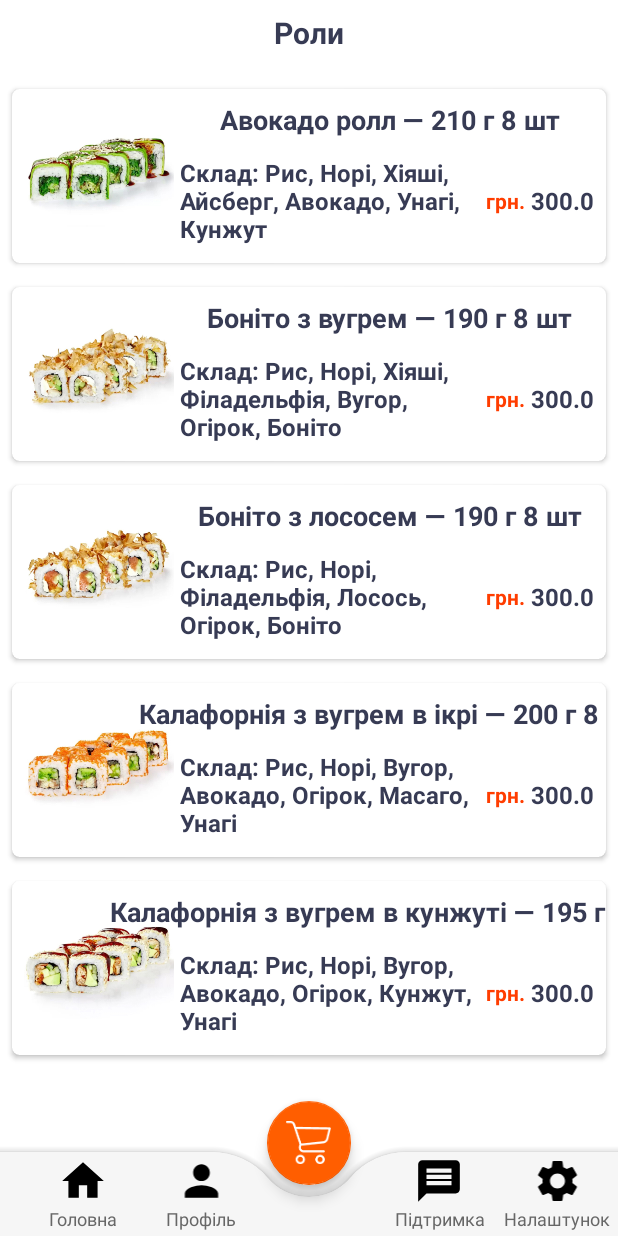
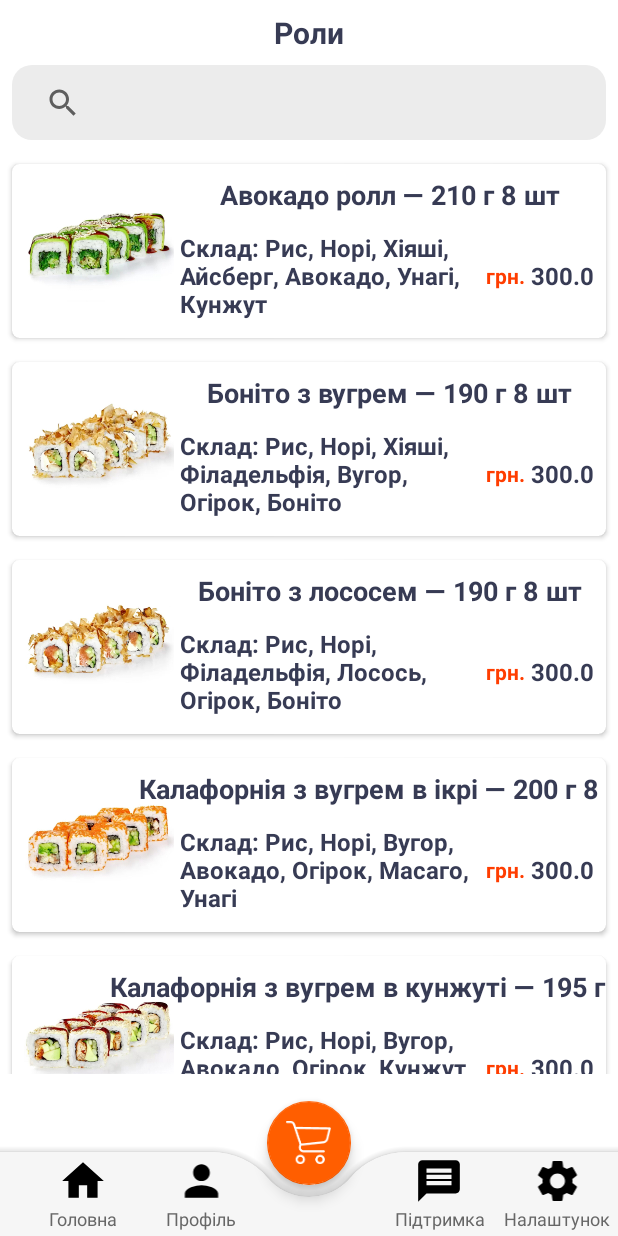
Before and after one commit to NesterovOI/PizzaFood, an Android app: the RolesActivity screen opened directly, with no data from a screen before it, on a phone screen of 412 x 824 dp. Run offline under Robolectric (Android 15) with nearby library versions, the phone set to English and light mode, and no system bars.

Commit message:
Add find RolesActivity

```diff
--- a/app/src/main/java/com/nesterov/pizza/activity/RolesActivity.kt
+++ b/app/src/main/java/com/nesterov/pizza/activity/RolesActivity.kt
@@ -15,6 +15,7 @@
 
     lateinit var binding: ActivityRolesBinding
     lateinit var itemList: ArrayList<Food>
+    lateinit var findItemList: ArrayList<Food>
     lateinit var itemAdapter: AdapterCategoriesList
 
     val arrayListFood = ArrayListFood()
@@ -37,10 +38,13 @@
         )
 
         itemList = ArrayList()
+        findItemList = ArrayList()
         arrayListFood.rolesListFood(itemList)
 
-        itemAdapter = AdapterCategoriesList(itemList)
+        itemAdapter = AdapterCategoriesList(findItemList)
         recyclerViewRoles.adapter = itemAdapter
+
+        managementFood.initFind(findItemList, idFindEdit, recyclerViewRoles, itemList)
 
         itemAdapter.itemClick = {
             val i = Intent(this@RolesActivity, RolesActivity::class.java)
--- a/app/src/main/res/layout/activity_roles.xml
+++ b/app/src/main/res/layout/activity_roles.xml
@@ -18,10 +18,29 @@
         android:textColor="@color/title"
         android:textSize="20sp"
         android:textStyle="bold"
-        app:layout_constraintBottom_toTopOf="@+id/recyclerViewRoles"
+        app:layout_constraintBottom_toTopOf="@+id/idFindEdit"
         app:layout_constraintEnd_toEndOf="parent"
         app:layout_constraintStart_toStartOf="parent"
         app:layout_constraintTop_toTopOf="parent" />
+
+    <SearchView
+        android:id="@+id/idFindEdit"
+        android:layout_width="0dp"
+        android:layout_height="50dp"
+        android:layout_marginStart="8dp"
+        android:layout_marginTop="8dp"
+        android:layout_marginEnd="8dp"
+        android:background="@drawable/find_background"
+        android:drawableStart="@drawable/search"
+        android:drawablePadding="10dp"
+        android:ems="10"
+        android:hint="@string/find_food"
+        android:inputType="textPersonName"
+        android:paddingStart="10dp"
+        android:textStyle="italic"
+        app:layout_constraintEnd_toEndOf="parent"
+        app:layout_constraintStart_toStartOf="parent"
+        app:layout_constraintTop_toBottomOf="@+id/textView10" />
 
     <androidx.recyclerview.widget.RecyclerView
         android:id="@+id/recyclerViewRoles"
@@ -32,7 +51,7 @@
         app:layout_constraintBottom_toTopOf="@+id/coordinatorLayout"
         app:layout_constraintEnd_toEndOf="parent"
         app:layout_constraintStart_toStartOf="parent"
-        app:layout_constraintTop_toBottomOf="@+id/textView10"
+        app:layout_constraintTop_toBottomOf="@+id/idFindEdit"
         app:layout_constraintVertical_bias="0.471" />
 
     <androidx.coordinatorlayout.widget.CoordinatorLayout
@@ -43,7 +62,7 @@
         app:layout_constraintEnd_toEndOf="parent"
         app:layout_constraintHorizontal_bias="0.0"
         app:layout_constraintStart_toStartOf="parent"
-        app:layout_constraintTop_toBottomOf="@+id/scrollView">
+        app:layout_constraintTop_toBottomOf="@+id/recyclerViewRoles">
 
         <com.google.android.material.bottomappbar.BottomAppBar
             android:id="@+id/app_bar"
```
